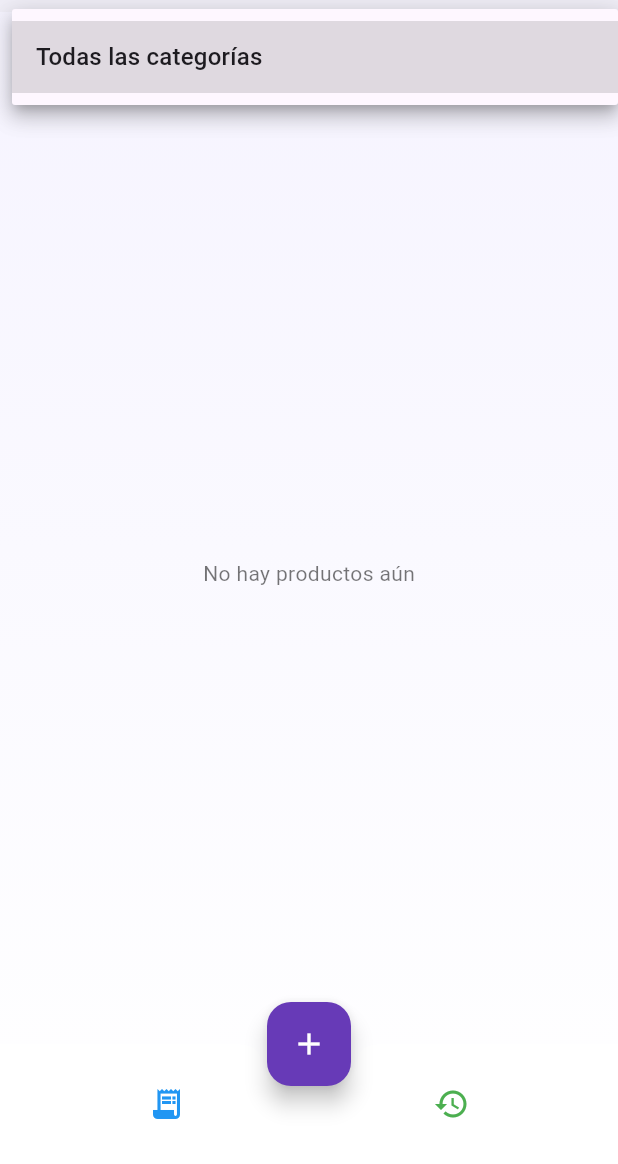
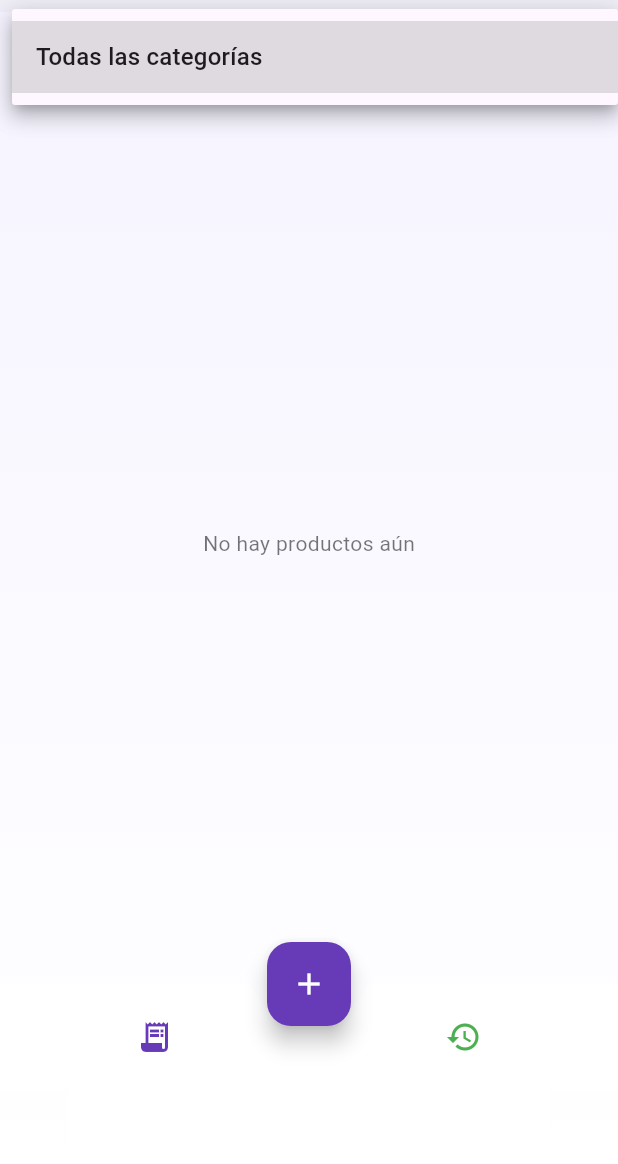
Before and after one commit to Raul-Mena-dev/mi_inventario, a Flutter app: the screen it shows after launch, after a tap on "Todas las categorías", on a phone screen of 412 x 824 dp, the part 72-1236 px from its top. Run offline on Flutter 3.47's test engine with Material 3 defaults, Android fonts, the phone set to English and light mode, and no system bars; drawn by our look-alikes of google_mobile_ads; our stand-ins replace connectivity_plus, image_picker, open_file, pdf, shared_preferences, sqflite; accounts and stored records are empty; network calls fail.

Commit message:
ADD: Se agregan adds demo

```diff
--- a/lib/main.dart
+++ b/lib/main.dart
@@ -1,7 +1,11 @@
 import 'package:flutter/material.dart';
 import 'ui/screens/home_screen.dart';
+import 'package:google_mobile_ads/google_mobile_ads.dart';
 
-void main() {
+
+void main() async{
+  WidgetsFlutterBinding.ensureInitialized();
+  await MobileAds.instance.initialize();
   runApp(const MyApp());
 }
 
--- a/lib/ui/screens/home_screen.dart
+++ b/lib/ui/screens/home_screen.dart
@@ -1,5 +1,7 @@
 import 'dart:io';
 import 'package:flutter/material.dart';
+import 'package:google_mobile_ads/google_mobile_ads.dart';
+import 'package:connectivity_plus/connectivity_plus.dart';
 import '../../data/models/product.dart';
 import '../../data/repositories/product_repository.dart';
 import 'product_form.dart';
@@ -8,7 +10,6 @@ import '../../services/settings_service.dart';
 import 'export_options_sheet.dart';
 import 'ticket_history_screen.dart';
 import 'settings_screen.dart';
-import 'image_viewer_screen.dart';
 
 class HomeScreen extends StatefulWidget {
   @override
@@ -21,12 +22,47 @@ class _HomeScreenState extends State<HomeScreen> {
   String? logoPath;
   String? selectedCategory;
   List<String> categories = [];
+  BannerAd? _bannerAd;
+  bool _isOnline = true;
 
   @override
   void initState() {
     super.initState();
+    _checkInternetAndInitAd();
     _loadProducts();
     _loadSettings();
+  }
+
+  /// 🔌 Verifica conexión a internet antes de mostrar anuncios
+  Future<void> _checkInternetAndInitAd() async {
+    final result = await Connectivity().checkConnectivity();
+    if (result == ConnectivityResult.none) {
+      setState(() => _isOnline = false);
+    } else {
+      setState(() => _isOnline = true);
+      _initBannerAd();
+    }
+  }
+
+  void _initBannerAd() {
+    _bannerAd = BannerAd(
+      adUnitId: 'ca-app-pub-3940256099942544/6300978111', // ID de prueba
+      request: const AdRequest(),
+      size: AdSize.banner,
+      listener: BannerAdListener(
+        onAdLoaded: (ad) => setState(() {}),
+        onAdFailedToLoad: (ad, error) {
+          debugPrint('❌ Error al cargar banner: $error');
+          ad.dispose();
+        },
+      ),
+    )..load();
+  }
+
+  @override
+  void dispose() {
+    _bannerAd?.dispose();
+    super.dispose();
   }
 
   Future<void> _loadProducts() async {
@@ -70,6 +106,7 @@ class _HomeScreenState extends State<HomeScreen> {
       ),
       child: Scaffold(
         backgroundColor: Colors.transparent,
+
         appBar: AppBar(
           backgroundColor: Colors.white.withOpacity(0.9),
           elevation: 4,
@@ -122,9 +159,7 @@ class _HomeScreenState extends State<HomeScreen> {
                   context: context,
                   isScrollControlled: true,
                   backgroundColor: Colors.white,
-                  builder: (context) => ExportOptionsSheet(
-                    products: products,
-                  ),
+                  builder: (context) => ExportOptionsSheet(products: products),
                 );
               },
             ),
@@ -139,7 +174,8 @@ class _HomeScreenState extends State<HomeScreen> {
                 } else if (value == 'historial') {
                   Navigator.push(
                     context,
-                    MaterialPageRoute(builder: (_) => const TicketHistoryScreen()),
+                    MaterialPageRoute(
+                        builder: (_) => const TicketHistoryScreen()),
                   );
                 }
               },
@@ -171,7 +207,7 @@ class _HomeScreenState extends State<HomeScreen> {
 
         body: Column(
           children: [
-            // Filtro
+            // Filtro de categorías
             Padding(
               padding: const EdgeInsets.symmetric(horizontal: 12, vertical: 6),
               child: DecoratedBox(
@@ -180,7 +216,10 @@ class _HomeScreenState extends State<HomeScreen> {
                   borderRadius: BorderRadius.circular(12),
                   boxShadow: const [
                     BoxShadow(
-                        color: Colors.black12, blurRadius: 4, offset: Offset(0, 2))
+                      color: Colors.black12,
+                      blurRadius: 4,
+                      offset: Offset(0, 2),
+                    ),
                   ],
                 ),
                 child: Padding(
@@ -205,7 +244,7 @@ class _HomeScreenState extends State<HomeScreen> {
               ),
             ),
 
-            // Lista
+            // Lista de productos
             Expanded(
               child: productsByCategory.isEmpty
                   ? const Center(
@@ -236,19 +275,9 @@ class _HomeScreenState extends State<HomeScreen> {
                             ),
                             children: items.map((product) {
                               return ListTile(
-                                leading: product.imagePath != null && File(product.imagePath!).existsSync()
-                                  ? GestureDetector(
-                                      onTap: () {
-                                        Navigator.push(
-                                          context,
-                                          MaterialPageRoute(
-                                            builder: (_) => ImageViewerScreen(imagePath: product.imagePath!),
-                                          ),
-                                        );
-                                      },
-                                      child: Hero(
-                                        tag: product.imagePath!,
-                                        child: ClipRRect(
+                                leading: product.imagePath != null &&
+                                        File(product.imagePath!).existsSync()
+                                    ? ClipRRect(
                                         borderRadius: BorderRadius.circular(8),
                                         child: Image.file(
                                           File(product.imagePath!),
@@ -256,14 +285,13 @@ class _HomeScreenState extends State<HomeScreen> {
                                           height: 50,
                                           fit: BoxFit.cover,
                                         ),
-                                        ),
-                                      ),
                                       )
                                     : const Icon(Icons.inventory, size: 40),
-
-                                title: Text(product.name,
+                                title: Text(
+                                  product.name,
                                   style: const TextStyle(
-                                        fontWeight: FontWeight.bold)),
+                                      fontWeight: FontWeight.bold),
+                                ),
                                 subtitle: Text(
                                     "Precio: \$${product.price.toStringAsFixed(2)}"),
                                 trailing: IconButton(
@@ -274,8 +302,7 @@ class _HomeScreenState extends State<HomeScreen> {
                                       context,
                                       MaterialPageRoute(
                                           builder: (_) =>
-                                            ProductForm(product: product),
-                                      ),
+                                              ProductForm(product: product)),
                                     );
                                     _loadProducts();
                                   },
@@ -293,6 +320,7 @@ class _HomeScreenState extends State<HomeScreen> {
 
         floatingActionButton: FloatingActionButton(
           backgroundColor: Colors.deepPurple,
+          elevation: 6,
           onPressed: () async {
             await Navigator.push(
               context,
@@ -304,26 +332,32 @@ class _HomeScreenState extends State<HomeScreen> {
         ),
         floatingActionButtonLocation: FloatingActionButtonLocation.centerDocked,
 
-        bottomNavigationBar: BottomAppBar(
-          shape: const CircularNotchedRectangle(),
-          notchMargin: 6.0,
+        bottomNavigationBar: Column(
+          mainAxisSize: MainAxisSize.min,
+          children: [
+            ClipPath(
+              clipper: CurvedNotchClipper(),
+              child: Container(
                 color: Colors.white.withOpacity(0.95),
-          elevation: 6,
+                height: 70,
                 child: Row(
                   mainAxisAlignment: MainAxisAlignment.spaceAround,
                   children: [
                     IconButton(
-                icon: const Icon(Icons.receipt_long, color: Colors.blue),
+                      icon: const Icon(Icons.receipt_long,
+                          color: Colors.deepPurple),
                       tooltip: 'Generar Ticket Digital',
                       onPressed: () {
                         Navigator.push(
                           context,
-                    MaterialPageRoute(builder: (_) => const TicketScreen()),
+                          MaterialPageRoute(
+                              builder: (_) => const TicketScreen()),
                         );
                       },
                     ),
                     IconButton(
-                icon: const Icon(Icons.history, color: Colors.green),
+                      icon:
+                          const Icon(Icons.history, color: Colors.green),
                       tooltip: 'Ver historial de tickets',
                       onPressed: () {
                         Navigator.push(
@@ -335,6 +369,18 @@ class _HomeScreenState extends State<HomeScreen> {
                     ),
                   ],
                 ),
+              ),
+            ),
+
+            // 👇 Banner visible solo si hay conexión
+            if (_isOnline && _bannerAd != null)
+              Container(
+                color: Colors.white,
+                width: _bannerAd!.size.width.toDouble(),
+                height: _bannerAd!.size.height.toDouble(),
+                child: AdWidget(ad: _bannerAd!),
+              ),
+          ],
         ),
       ),
     );
@@ -364,3 +410,24 @@ class _HomeScreenState extends State<HomeScreen> {
     );
   }
 }
+
+/// 🎨 Curva moderna en la barra inferior
+class CurvedNotchClipper extends CustomClipper<Path> {
+  @override
+  Path getClip(Size size) {
+    const double notchRadius = 40;
+    final Path path = Path()
+      ..moveTo(0, 0)
+      ..lineTo(size.width / 2 - notchRadius, 0)
+      ..quadraticBezierTo(size.width / 2, notchRadius * 1.6,
+          size.width / 2 + notchRadius, 0)
+      ..lineTo(size.width, 0)
+      ..lineTo(size.width, size.height)
+      ..lineTo(0, size.height)
+      ..close();
+    return path;
+  }
+
+  @override
+  bool shouldReclip(CustomClipper<Path> oldClipper) => false;
+}
--- a/pubspec.yaml
+++ b/pubspec.yaml
@@ -10,6 +10,11 @@ environment:
 dependencies:
   flutter:
     sdk: flutter
+
+  # Anuncios de Google Mobile Ads
+  google_mobile_ads: ^5.1.0
+
+  connectivity_plus: ^6.1.0
 
   open_file: ^3.2.1
   # Base de datos SQLite
```
Also changed, not shown: pubspec.lock, 6 other files. Lines whose indentation alone changed are shown as unchanged.
